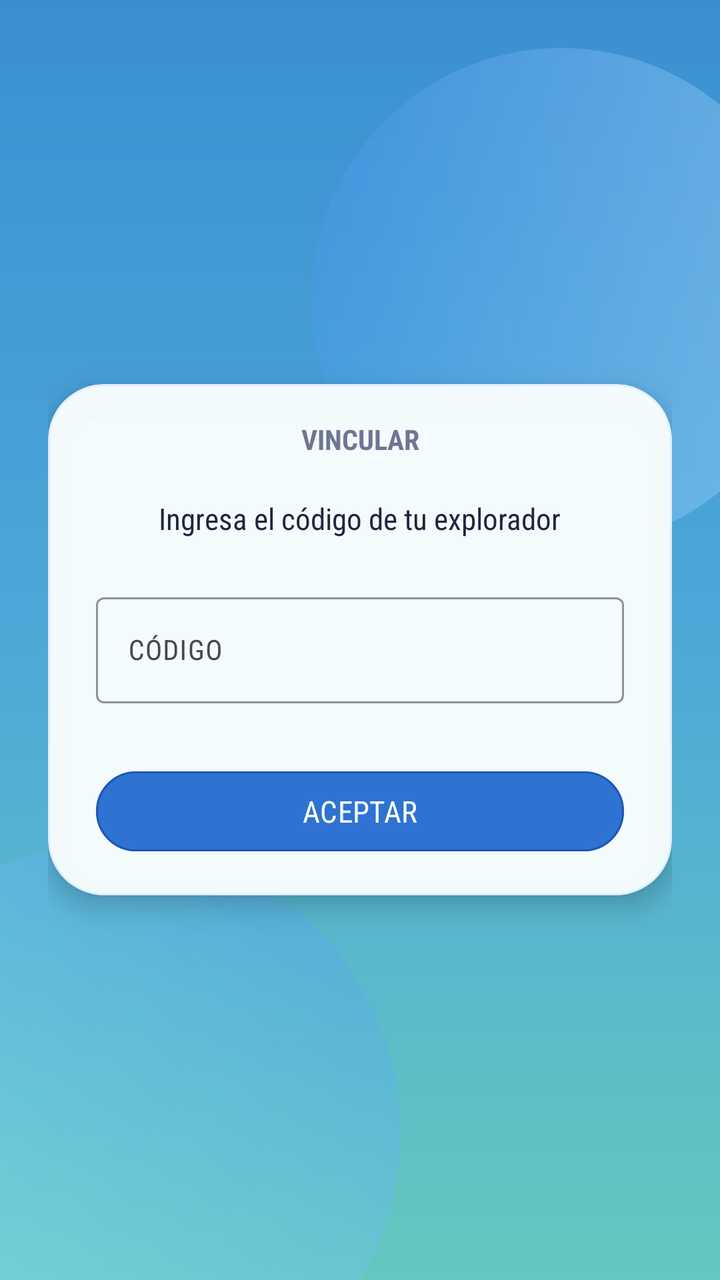
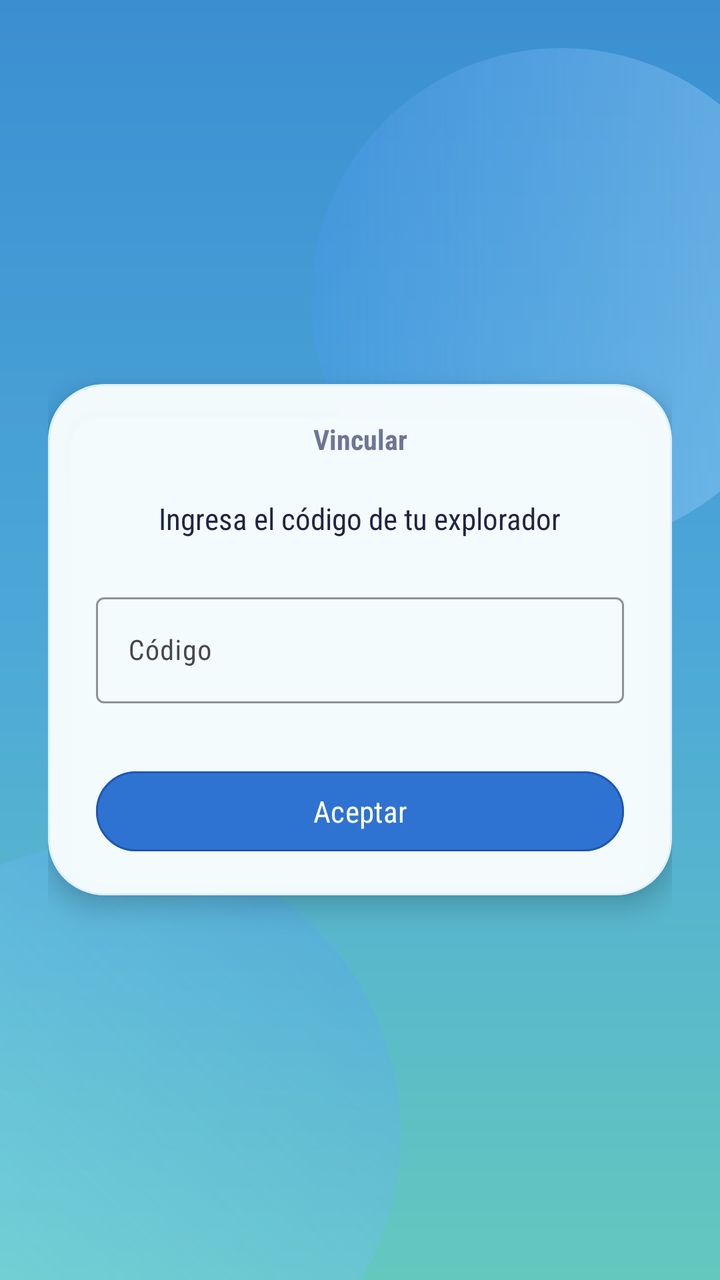

Two renders of the same Android screen: before a commit and after it. Below are the layout's source before the change and the commit's diff.
<!-- AndroidManifest.xml: application theme Theme.Aura -->
<!-- res/layout/pantalla_vincular.xml -->
<?xml version="1.0" encoding="utf-8"?>
<RelativeLayout xmlns:android="http://schemas.android.com/apk/res/android"
    xmlns:app="http://schemas.android.com/apk/res-auto"
    xmlns:tools="http://schemas.android.com/tools"
    android:id="@+id/main_vincular"
    android:layout_width="match_parent"
    android:layout_height="match_parent"
    android:background="@drawable/bg_login_gradient"
    android:clipChildren="false"
    android:clipToPadding="false"
    tools:context=".PantallaVincular">

    <View
        android:id="@+id/blobTopVincular"
        android:layout_width="250dp"
        android:layout_height="250dp"
        android:layout_alignParentEnd="true"
        android:layout_marginTop="24dp"
        android:layout_marginEnd="-46dp"
        android:background="@drawable/bg_login_blob_top" />

    <View
        android:id="@+id/blobBottomVincular"
        android:layout_width="290dp"
        android:layout_height="290dp"
        android:layout_alignParentStart="true"
        android:layout_alignParentBottom="true"
        android:layout_marginStart="-90dp"
        android:layout_marginBottom="-72dp"
        android:background="@drawable/bg_login_blob_bottom" />

    <ScrollView
        android:layout_width="match_parent"
        android:layout_height="match_parent"
        android:fillViewport="true">

        <LinearLayout
            android:layout_width="match_parent"
            android:layout_height="wrap_content"
            android:orientation="vertical"
            android:gravity="center"
            android:padding="24dp"
            android:paddingTop="80dp"
            android:paddingBottom="40dp">

            
            <com.google.android.material.card.MaterialCardView
                android:id="@+id/cardVinculoActual"
                android:layout_width="match_parent"
                android:layout_height="wrap_content"
                android:layout_marginBottom="20dp"
                android:visibility="gone"
                app:cardBackgroundColor="@color/login_card_bg"
                app:cardCornerRadius="28dp"
                app:cardElevation="8dp"
                app:strokeColor="@color/login_card_stroke"
                app:strokeWidth="1dp">

                <LinearLayout
                    android:layout_width="match_parent"
                    android:layout_height="wrap_content"
                    android:orientation="vertical"
                    android:paddingStart="24dp"
                    android:paddingTop="20dp"
                    android:paddingEnd="24dp"
                    android:paddingBottom="20dp"
                    android:gravity="center">

                    <TextView
                        android:layout_width="match_parent"
                        android:layout_height="wrap_content"
                        android:fontFamily="sans-serif-condensed"
                        android:gravity="center"
                        android:text="VÍNCULO ACTIVO"
                        android:textColor="@color/aura_text_hint"
                        android:textSize="14sp"
                        android:textStyle="bold"
                        android:layout_marginBottom="8dp"/>

                    <TextView
                        android:layout_width="wrap_content"
                        android:layout_height="wrap_content"
                        android:fontFamily="sans-serif-condensed"
                        android:text="Código vinculado:"
                        android:textColor="@color/aura_text_primary"
                        android:textSize="14sp"
                        android:layout_marginBottom="4dp"/>

                    <TextView
                        android:id="@+id/tvCodigoVinculado"
                        android:layout_width="wrap_content"
                        android:layout_height="wrap_content"
                        android:fontFamily="sans-serif-condensed"
                        android:text="AURA-XXXXXX"
                        android:textColor="@color/login_link"
                        android:textSize="14sp"
                        android:textStyle="bold"
                        android:layout_marginBottom="24dp"/>

                    <com.google.android.material.button.MaterialButton
                        android:id="@+id/btnDesvincular"
                        android:layout_width="match_parent"
                        android:layout_height="44dp"
                        android:fontFamily="sans-serif-condensed"
                        android:text="⚠️  DESVINCULAR"
                        android:textColor="#FFFFFF"
                        android:textSize="14sp"
                        app:backgroundTint="#D32F2F"
                        app:cornerRadius="24dp"
                        app:strokeColor="#B71C1C"
                        app:strokeWidth="1dp" />

                </LinearLayout>
            </com.google.android.material.card.MaterialCardView>

            
            <com.google.android.material.card.MaterialCardView
                android:id="@+id/cardViewVincular"
                android:layout_width="match_parent"
                android:layout_height="wrap_content"
                app:cardBackgroundColor="@color/login_card_bg"
                app:cardCornerRadius="28dp"
                app:cardElevation="8dp"
                app:strokeColor="@color/login_card_stroke"
                app:strokeWidth="1dp">

                <LinearLayout
                    android:layout_width="match_parent"
                    android:layout_height="wrap_content"
                    android:orientation="vertical"
                    android:paddingStart="24dp"
                    android:paddingTop="18dp"
                    android:paddingEnd="24dp"
                    android:paddingBottom="18dp"
                    android:gravity="center">

                    <TextView
                        android:layout_width="match_parent"
                        android:layout_height="wrap_content"
                        android:layout_marginBottom="20dp"
                        android:fontFamily="sans-serif-condensed"
                        android:gravity="center"
                        android:text="VINCULAR"
                        android:textColor="@color/aura_text_hint"
                        android:textSize="14sp"
                        android:textStyle="bold" />

                    <TextView
                        android:layout_width="wrap_content"
                        android:layout_height="wrap_content"
                        android:text="Ingresa el código de tu explorador"
                        android:textAlignment="center"
                        android:textColor="@color/aura_text_primary"
                        android:fontFamily="sans-serif-condensed"
                        android:textSize="15sp"
                        android:layout_marginBottom="24dp"/>

                    <com.google.android.material.textfield.TextInputLayout
                        android:id="@+id/tilCodigoVincular"
                        android:layout_width="match_parent"
                        android:layout_height="wrap_content"
                        android:layout_marginBottom="30dp"
                        app:boxBackgroundColor="@android:color/transparent"
                        app:boxStrokeColor="@color/login_input_stroke"
                        app:boxStrokeWidthFocused="2dp"
                        app:hintTextColor="@color/aura_text_hint">

                        <com.google.android.material.textfield.TextInputEditText
                            android:id="@+id/etCodigoVincular"
                            android:layout_width="match_parent"
                            android:layout_height="wrap_content"
                            android:fontFamily="sans-serif-condensed"
                            android:hint="CÓDIGO"
                            android:inputType="textCapCharacters"
                            android:textAlignment="center"
                            android:textColor="@color/aura_text_primary"
                            android:textColorHint="@color/aura_text_hint"
                            android:textSize="14sp" />

                    </com.google.android.material.textfield.TextInputLayout>

                    <com.google.android.material.button.MaterialButton
                        android:id="@+id/btnAceptarVinculo"
                        android:layout_width="match_parent"
                        android:layout_height="48dp"
                        android:text="ACEPTAR"
                        android:textColor="@color/login_btn_text"
                        android:fontFamily="sans-serif-condensed"
                        android:textSize="15sp"
                        app:backgroundTint="@color/login_btn_bg"
                        app:cornerRadius="28dp"
                        app:strokeColor="@color/login_btn_stroke"
                        app:strokeWidth="1dp" />

                    <com.google.android.material.button.MaterialButton
                        android:id="@+id/btnRegresar"
                        android:layout_width="match_parent"
                        android:layout_height="48dp"
                        android:layout_marginTop="12dp"
                        android:text="VOLVER AL INICIO"
                        android:textColor="@color/login_btn_text"
                        android:fontFamily="sans-serif-condensed"
                        android:textSize="15sp"
                        android:visibility="gone"
                        app:backgroundTint="@color/login_btn_bg"
                        app:cornerRadius="28dp"
                        app:strokeColor="@color/login_btn_stroke"
                        app:strokeWidth="1dp" />

                </LinearLayout>
            </com.google.android.material.card.MaterialCardView>

        </LinearLayout>
    </ScrollView>

</RelativeLayout>
<!-- resources referenced by this layout -->
<resources>
  <color name="aura_text_hint">#6E7694</color>
  <color name="aura_text_primary">#202640</color>
  <color name="login_btn_bg">#2E73D1</color>
  <color name="login_btn_stroke">#2057B3</color>
  <color name="login_btn_text">#FFFFFFFF</color>
  <color name="login_card_bg">#F4FBFFFF</color>
  <color name="login_card_stroke">#90CDE7FF</color>
  <color name="login_input_stroke">#78A7D9</color>
  <color name="login_link">#2C63C9</color>
  <!-- drawable bg_login_blob_bottom (drawable) -->
  <?xml version="1.0" encoding="utf-8"?>
  <shape xmlns:android="http://schemas.android.com/apk/res/android" android:shape="oval">
      <gradient
          android:angle="45"
          android:startColor="@color/login_blob_bottom_start"
          android:endColor="@color/login_blob_bottom_end"
          android:type="linear" />
  </shape>
  <!-- drawable bg_login_blob_top (drawable) -->
  <?xml version="1.0" encoding="utf-8"?>
  <shape xmlns:android="http://schemas.android.com/apk/res/android" android:shape="oval">
      <gradient
          android:angle="180"
          android:startColor="@color/login_blob_top_start"
          android:endColor="@color/login_blob_top_end"
          android:type="linear" />
  </shape>
  <!-- drawable bg_login_gradient (drawable) -->
  <?xml version="1.0" encoding="utf-8"?>
  <shape xmlns:android="http://schemas.android.com/apk/res/android" android:shape="rectangle">
      <gradient
          android:angle="300"
          android:startColor="@color/login_bg_start"
          android:centerColor="@color/login_bg_center"
          android:endColor="@color/login_bg_end"
          android:type="linear" />
  </shape>
  <style name="Theme.Aura" parent="Base.Theme.Aura" />
  <color name="login_blob_bottom_start">#6699F0FF</color>
  <color name="login_blob_bottom_end">#333F7FFF</color>
  <color name="login_blob_top_start">#66A9D9FF</color>
  <color name="login_blob_top_end">#334D9BFF</color>
  <color name="login_bg_start">#3B8FD1</color>
  <color name="login_bg_center">#4DA8D8</color>
  <color name="login_bg_end">#65C8BE</color>
  <style name="Base.Theme.Aura" parent="Theme.Material3.DayNight.NoActionBar">
          <item name="colorPrimary">@color/aura_btn_fill</item>
          <item name="colorOnPrimary">@color/white</item>
          <item name="android:windowBackground">@color/aura_card_bg</item>
      </style>
  <color name="aura_btn_fill">#DC284F</color>
  <color name="white">#FFFFFFFF</color>
  <color name="aura_card_bg">#F7F8FC</color>
</resources>

<!-- the commit's change to res/layout/pantalla_vincular.xml (unified diff, before → after) -->
@@ -71,7 +71,7 @@
                         android:layout_height="wrap_content"
                         android:fontFamily="sans-serif-condensed"
                         android:gravity="center"
-                        android:text="VÍNCULO ACTIVO"
+                        android:text="Vínculo activo"
                         android:textColor="@color/aura_text_hint"
                         android:textSize="14sp"
                         android:textStyle="bold"
@@ -102,7 +102,7 @@
                         android:layout_width="match_parent"
                         android:layout_height="44dp"
                         android:fontFamily="sans-serif-condensed"
-                        android:text="⚠️  DESVINCULAR"
+                        android:text="⚠️  Desvincular"
                         android:textColor="#FFFFFF"
                         android:textSize="14sp"
                         app:backgroundTint="#D32F2F"
@@ -140,7 +140,7 @@
                         android:layout_marginBottom="20dp"
                         android:fontFamily="sans-serif-condensed"
                         android:gravity="center"
-                        android:text="VINCULAR"
+                        android:text="Vincular"
                         android:textColor="@color/aura_text_hint"
                         android:textSize="14sp"
                         android:textStyle="bold" />
@@ -170,7 +170,7 @@
                             android:layout_width="match_parent"
                             android:layout_height="wrap_content"
                             android:fontFamily="sans-serif-condensed"
-                            android:hint="CÓDIGO"
+                            android:hint="Código"
                             android:inputType="textCapCharacters"
                             android:textAlignment="center"
                             android:textColor="@color/aura_text_primary"
@@ -183,7 +183,7 @@
                         android:id="@+id/btnAceptarVinculo"
                         android:layout_width="match_parent"
                         android:layout_height="48dp"
-                        android:text="ACEPTAR"
+                        android:text="Aceptar"
                         android:textColor="@color/login_btn_text"
                         android:fontFamily="sans-serif-condensed"
                         android:textSize="15sp"
@@ -197,7 +197,7 @@
                         android:layout_width="match_parent"
                         android:layout_height="48dp"
                         android:layout_marginTop="12dp"
-                        android:text="VOLVER AL INICIO"
+                        android:text="Volver al inicio"
                         android:textColor="@color/login_btn_text"
                         android:fontFamily="sans-serif-condensed"
                         android:textSize="15sp"
